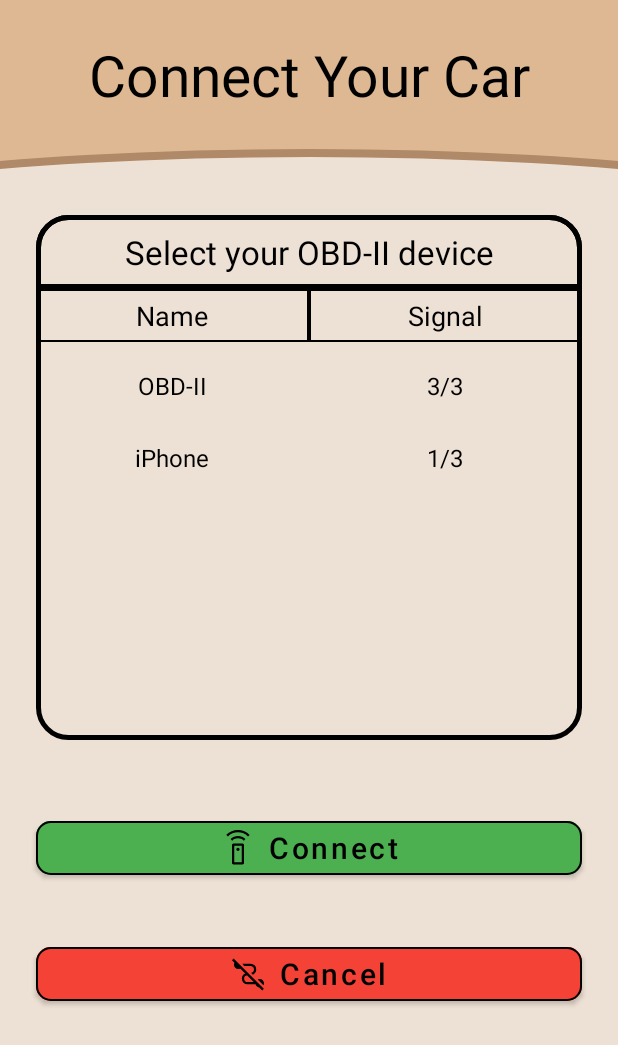
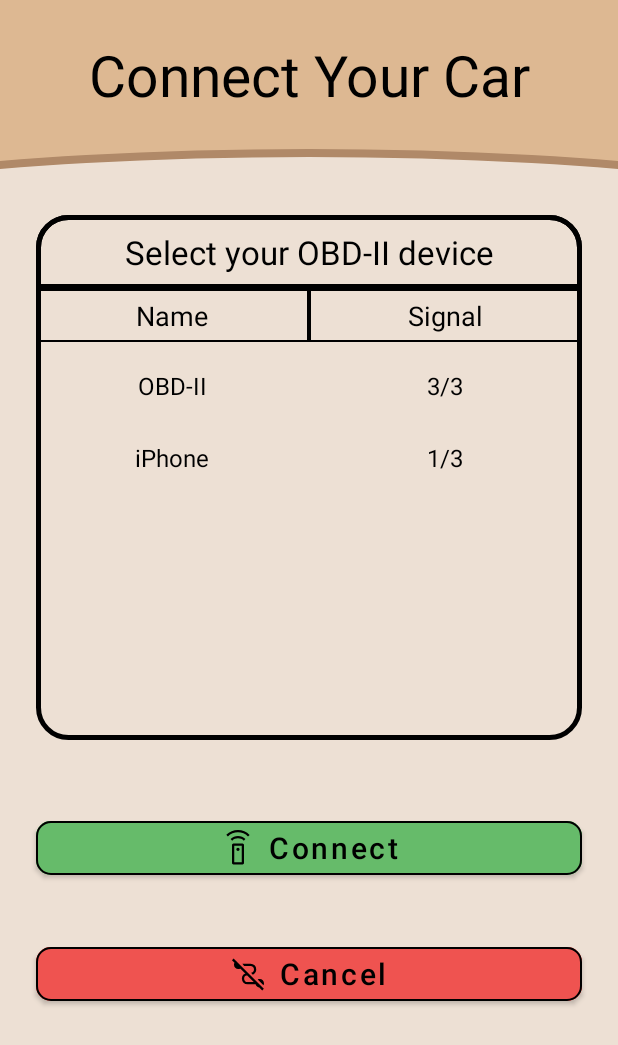
Before and after one commit to danielelurani/mycar-manager, an Android app built with Jetpack Compose: the DeviceSelectionActivity screen opened directly, with no data from a screen before it, on a phone screen of 412 x 824 dp. Shown: the top 1045 px of the screen. Run offline under Robolectric (Android 15) with nearby library versions, the phone set to English and light mode, and no system bars.

Commit message:
Modificato colore alcuni Button

```diff
--- a/app/src/main/res/layout/activity_device_selection.xml
+++ b/app/src/main/res/layout/activity_device_selection.xml
@@ -180,7 +180,7 @@
                 android:layout_marginTop="24dp"
                 android:text="Connect"
                 android:textAllCaps="false"
-                android:backgroundTint="#4CAF50"
+                android:backgroundTint="#66BB6A"
                 android:textColor="#000000"
                 android:textSize="20sp"
                 app:strokeWidth="1dp"
@@ -203,7 +203,7 @@
                 app:cornerRadius="10dp"
                 android:text="Cancel"
                 android:textAllCaps="false"
-                android:backgroundTint="#F44336"
+                android:backgroundTint="#EF5350"
                 android:textColor="#000000"
                 android:textSize="20sp"
                 app:icon="@drawable/cancel_connection_icon"
--- a/app/src/main/res/layout/activity_login.xml
+++ b/app/src/main/res/layout/activity_login.xml
@@ -133,7 +133,7 @@
                 android:layout_marginTop="36dp"
                 android:text="@string/login_button_text"
                 android:textAllCaps="false"
-                android:backgroundTint="#4CAF50"
+                android:backgroundTint="#66BB6A"
                 android:textColor="#000000"
                 android:textSize="24dp"
                 app:cornerRadius="10dp"
```
